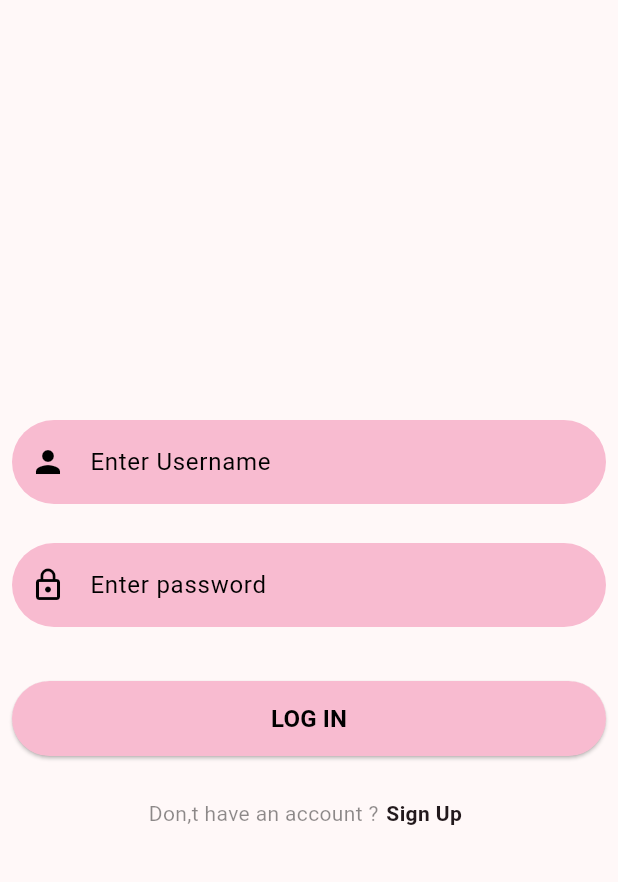
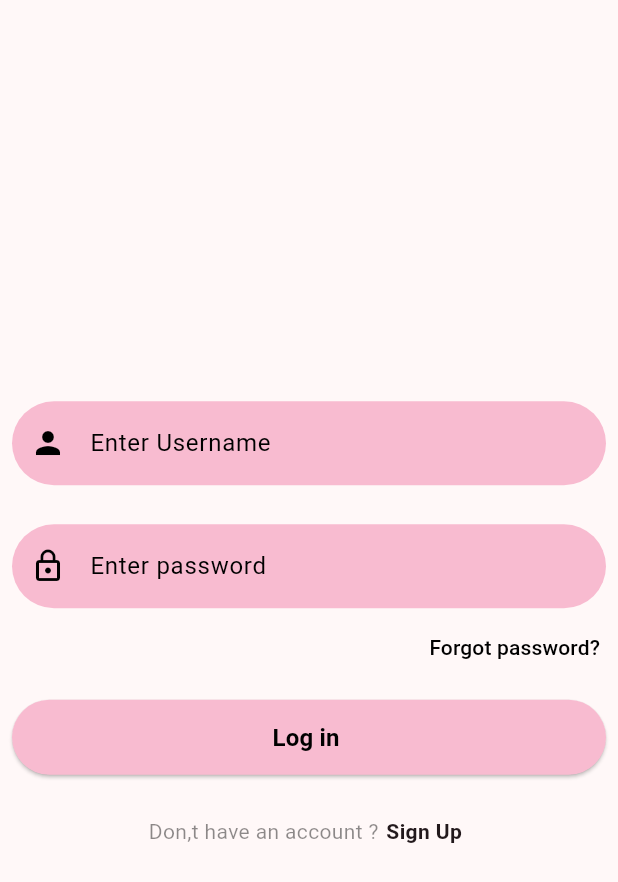
Before and after one commit to RasnaRasna/HabitTracker, a Flutter app: the screen it shows after launch, on a phone screen of 412 x 824 dp. Shown: the top 882 px of the screen. Run offline on Flutter 3.47's test engine with Material 2 defaults, Android fonts, the phone set to English and light mode, and no system bars; our stand-ins replace animated_text_kit, firebase_auth, firebase_core, google_fonts, table_calendar; accounts and stored records are empty.

Commit message:
forgot Password feature added in login page

```diff
--- a/lib/login/reusable.dart
+++ b/lib/login/reusable.dart
@@ -27,8 +27,7 @@ TextField reusableTextfield(String text, IconData icon, bool isPasswordType,
   );
 }
 
-Container signInSignupButton(
-    BuildContext context, bool isLogin, Function ontap) {
+Container FirebaseButton(BuildContext context, String title, Function ontap) {
   return Container(
     width: MediaQuery.of(context).size.width,
     height: 50,
@@ -40,7 +39,7 @@ Container signInSignupButton(
       onPressed: () {
         ontap();
       },
-      child: Text(isLogin ? "LOG IN" : "SIGN UP",
+      child: Text(title,
           style: TextStyle(
               color: Colors.black, fontWeight: FontWeight.bold, fontSize: 16)),
       style: ButtonStyle(
--- a/lib/login/sign.dart
+++ b/lib/login/sign.dart
@@ -1,7 +1,9 @@
 import 'dart:math';
 
+import 'package:firebase_auth/firebase_auth.dart';
 import 'package:flutter/material.dart';
 import 'package:habits_track/const.dart';
+import 'package:habits_track/login/resetpassword.dart';
 import 'package:habits_track/login/reusable.dart';
 import 'package:habits_track/login/signup.dart';
 import 'package:habits_track/onboarding/start.dart';
@@ -48,12 +50,23 @@ class _SignPageState extends State<SignPage> {
                 _passwordcontroller,
               ),
             ),
-            kheight10,
+            // SizedBox(
+            //   height: 4,
+            // ),
+            forgetpassword(),
             Padding(
               padding: const EdgeInsets.all(8.0),
-              child: signInSignupButton(context, true, () {
-                Navigator.of(context)
-                    .push(MaterialPageRoute(builder: (ctx) => StartingPage()));
+              child: FirebaseButton(context, "Log in ", () {
+                FirebaseAuth.instance
+                    .signInWithEmailAndPassword(
+                        email: _emailcontroller.text,
+                        password: _passwordcontroller.text)
+                    .then((value) {
+                  Navigator.of(context).push(
+                      MaterialPageRoute(builder: (ctx) => StartingPage()));
+                }).onError((error, stackTrace) {
+                  print("password does not ${error.toString()}");
+                });
               }),
             ),
             signupOption(context)
@@ -88,4 +101,21 @@ class _SignPageState extends State<SignPage> {
       ],
     );
   }
+
+  Widget forgetpassword() {
+    return Container(
+        width: MediaQuery.of(context).size.width,
+        height: 35,
+        alignment: Alignment.bottomRight,
+        child: TextButton(
+            onPressed: () => Navigator.push(
+                context, MaterialPageRoute(builder: (ctx) => ResetPassword())),
+            child: Text(
+              "Forgot password?",
+              style: TextStyle(
+                color: Colors.black,
+              ),
+              textAlign: TextAlign.right,
+            )));
+  }
 }
--- a/lib/main.dart
+++ b/lib/main.dart
@@ -1,3 +1,4 @@
+import 'package:firebase_core/firebase_core.dart';
 import 'package:flutter/material.dart';
 import 'package:habits_track/login/sign.dart';
 import 'package:habits_track/onboarding/onboardingpage.dart';
@@ -7,7 +8,9 @@ import 'package:provider/provider.dart';
 
 import 'onboarding/start.dart';
 
-void main() {
+void main() async {
+  WidgetsFlutterBinding.ensureInitialized();
+  await Firebase.initializeApp();
   runApp(const MyApp());
 }
 
--- a/pubspec.yaml
+++ b/pubspec.yaml
@@ -29,7 +29,10 @@ environment:
 # versions available, run `flutter pub outdated`.
 dependencies:
   animated_text_kit: ^4.2.2
+  cloud_firestore: ^4.8.1
   cupertino_icons: ^1.0.2
+  firebase_auth: ^4.6.3
+  firebase_core: ^2.14.0
   flutter:
     sdk: flutter
   flutter_heatmap_calendar: ^1.0.5
```
Also changed, not shown: lib/login/resetpassword.dart (added, +53 -0 lines), lib/login/signup.dart (+14 -3 lines), lib/side_drawer.dart (+12 -3 lines), pubspec.lock, 6 other files.
